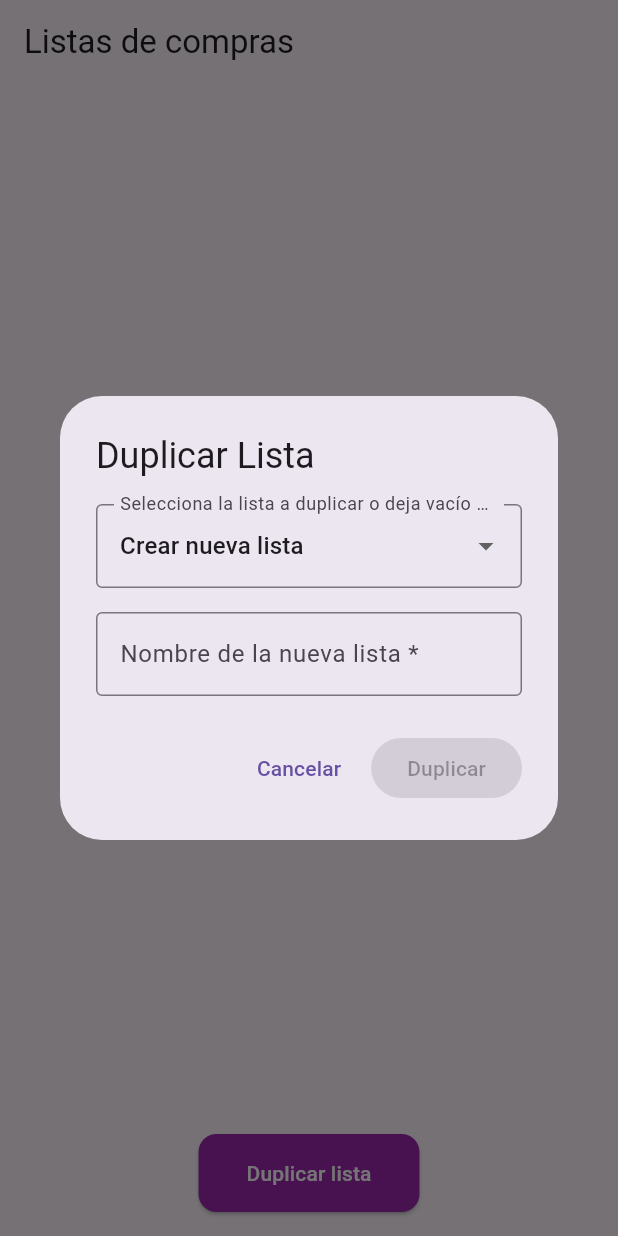
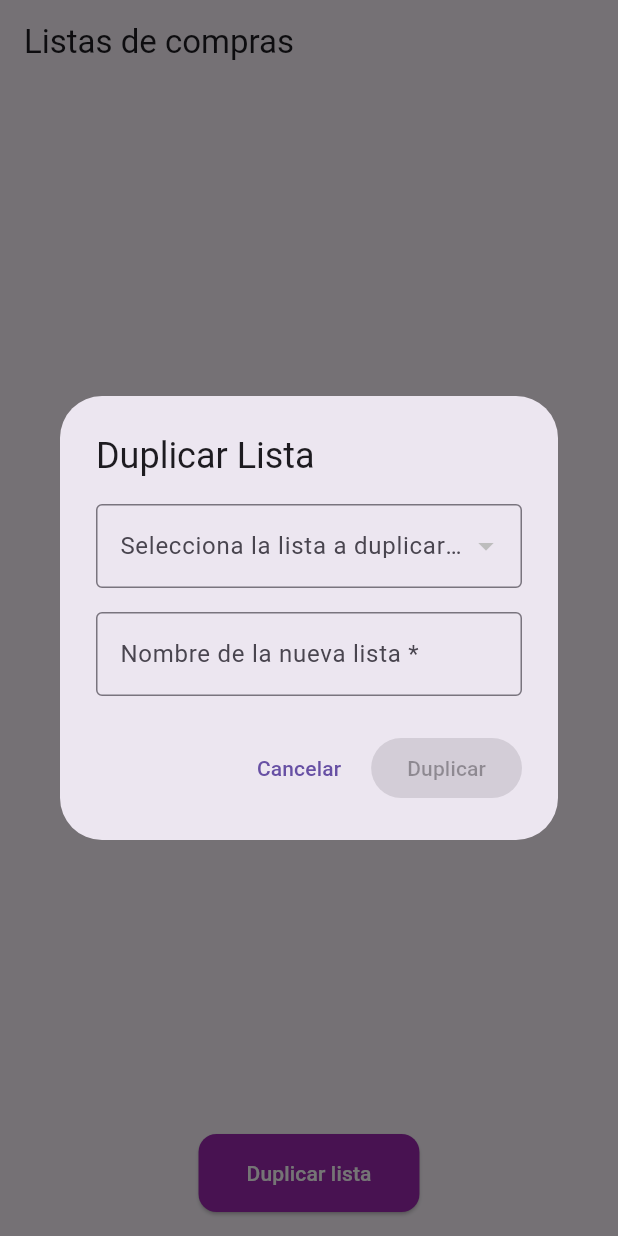
Before and after one commit to surullisuus/trabajo, a Flutter app: the screen it shows after launch, after a tap on "Duplicar lista", on a phone screen of 412 x 824 dp. Run offline on Flutter 3.47's test engine with Material 3 defaults, Android fonts, the phone set to English and light mode, and no system bars; our stand-ins replace cloud_firestore, firebase_core; accounts and stored records are empty.

Commit message:
fix: se la IU cuando se crea una nueva lista

```diff
--- a/lib/Pages/DuplicarLista.dart
+++ b/lib/Pages/DuplicarLista.dart
@@ -3,7 +3,7 @@ import 'package:cloud_firestore/cloud_firestore.dart';
 
 class DuplicarListaForm extends StatefulWidget {
   final String listaActual;
-  final String? idListaSeleccionada; // Nuevo campo para el ID de la lista seleccionada
+  final String? idListaSeleccionada;
 
   DuplicarListaForm({required this.listaActual, this.idListaSeleccionada});
 
@@ -15,7 +15,7 @@ class _DuplicarListaFormState extends State<DuplicarListaForm> {
   String nuevoNombreLista = '';
   String? listaSeleccionada;
   List<String> listasFromDatabase = [];
-  bool isButtonEnabled = false; // Variable para habilitar/deshabilitar el botón de duplicar
+  bool isButtonEnabled = false;
 
   @override
   void initState() {
@@ -26,7 +26,7 @@ class _DuplicarListaFormState extends State<DuplicarListaForm> {
   void cargarListasDesdeBaseDeDatos() async {
     try {
       QuerySnapshot querySnapshot =
-          await FirebaseFirestore.instance.collection('Listas').get(); // Cambiar a 'Listas'
+          await FirebaseFirestore.instance.collection('Listas').get();
       List<String> nombresListas = [];
       querySnapshot.docs.forEach((doc) {
         nombresListas.add(doc['nombre']);
@@ -36,39 +36,28 @@ class _DuplicarListaFormState extends State<DuplicarListaForm> {
       });
     } catch (e) {
       print('Error al cargar las listas desde la base de datos: $e');
-      // Manejar el error según sea necesario
     }
   }
 
   void duplicarLista(String? listaSeleccionada, String nuevoNombreLista) async {
     try {
       if (listaSeleccionada != null) {
-        // Generar un ID único para la nueva lista
-        String nuevaListaId = FirebaseFirestore.instance.collection('Listas').doc().id; // Cambiar a 'Listas'
-
-        // Obtener la fecha y hora actual del sistema
+        String nuevaListaId = FirebaseFirestore.instance.collection('Listas').doc().id;
         Timestamp fechaRegistro = Timestamp.now();
 
-        // Crear un nuevo documento para la nueva lista con el ID generado y la fecha de registro
-        await FirebaseFirestore.instance.collection('Listas').doc(nuevaListaId).set({ // Cambiar a 'Listas'
+        await FirebaseFirestore.instance.collection('Listas').doc(nuevaListaId).set({
           'id': nuevaListaId,
           'nombre': nuevoNombreLista,
-          'fechaRegistro': fechaRegistro, // Agregar el campo FechaRegistro
-          // Otros campos necesarios para tu aplicación
+          'fechaRegistro': fechaRegistro,
         });
 
-        // Opcional: Puedes imprimir un mensaje de éxito
-        print('Nueva lista creada en Firestore: $nuevoNombreLista con ID: $nuevaListaId');
-
-        // Opcional: Puedes cerrar el diálogo y pasar el nombre de la lista creada
-        Navigator.pop(context, nuevoNombreLista);
+        Navigator.pop(context, nuevoNombreLista); // Devolver el nombre de la lista creada
       } else {
-        // Si listaSeleccionada es null, significa que se está creando una lista completamente nueva
-        // Aquí puedes implementar la lógica para crear una lista nueva sin duplicar
+        // Lógica para crear una lista nueva sin duplicar
+        Navigator.pop(context, nuevoNombreLista); // Devolver el nombre de la lista creada
       }
     } catch (e) {
       print('Error al crear la nueva lista: $e');
-      // Manejar el error según sea necesario
     }
   }
 
@@ -78,7 +67,7 @@ class _DuplicarListaFormState extends State<DuplicarListaForm> {
       title: Text('Duplicar Lista'),
       content: SingleChildScrollView(
         child: Container(
-          width: MediaQuery.of(context).size.width * 0.8, // Ajustar el ancho del contenido
+          width: MediaQuery.of(context).size.width * 0.8,
           child: Column(
             mainAxisSize: MainAxisSize.min,
             children: <Widget>[
@@ -87,14 +76,13 @@ class _DuplicarListaFormState extends State<DuplicarListaForm> {
                 onChanged: (String? newValue) {
                   setState(() {
                     listaSeleccionada = newValue;
-                    // Verificar si la selección es válida para habilitar el botón de duplicar
-                    isButtonEnabled = true; // Siempre habilitar el botón de duplicar cuando hay un cambio en el dropdown
+                    isButtonEnabled = true;
                   });
                 },
-                items: [...listasFromDatabase, null].map((String? lista) {
+                items: listasFromDatabase.map((String lista) {
                   return DropdownMenuItem<String>(
                     value: lista,
-                    child: Text(lista ?? 'Crear nueva lista'),
+                    child: Text(lista),
                   );
                 }).toList(),
                 decoration: InputDecoration(
@@ -107,7 +95,6 @@ class _DuplicarListaFormState extends State<DuplicarListaForm> {
                 onChanged: (value) {
                   setState(() {
                     nuevoNombreLista = value;
-                    // Verificar si la entrada del nombre de lista es válida para habilitar el botón de duplicar
                     isButtonEnabled = listaSeleccionada != null || nuevoNombreLista.isNotEmpty;
                   });
                 },
@@ -130,9 +117,9 @@ class _DuplicarListaFormState extends State<DuplicarListaForm> {
         ElevatedButton(
           onPressed: isButtonEnabled
               ? () {
-                  duplicarLista(widget.idListaSeleccionada, nuevoNombreLista); // Pasa el ID de la lista seleccionada
+                  duplicarLista(widget.idListaSeleccionada, nuevoNombreLista);
                 }
-              : null, // Deshabilitar el botón si no se cumple la condición
+              : null,
           child: Text('Duplicar'),
         ),
       ],
--- a/lib/main.dart
+++ b/lib/main.dart
@@ -75,22 +75,19 @@ class _ListaScreenState extends State<ListaScreen> {
 
   // Función para mostrar el formulario de duplicar lista
 void mostrarFormularioDuplicarLista() async {
-
   String? nuevoNombreLista = await showDialog<String>(
     context: context,
     builder: (BuildContext context) {
       return DuplicarListaForm(
-        listaActual: listas.isNotEmpty ? listas[0] : '', // Puedes ajustar esto según la lógica que necesites
-        idListaSeleccionada: idListas.isNotEmpty ? idListas[0] : null, // Pasar el ID de la lista seleccionada
+        listaActual: listas.isNotEmpty ? listas[0] : '',
+        idListaSeleccionada: idListas.isNotEmpty ? idListas[0] : null,
       );
     },
   );
 
-  // Aquí puedes manejar el resultado si es necesario
   if (nuevoNombreLista != null) {
-    // Aquí podrías agregar la nueva lista con el nombre recibido
     setState(() {
-      listas.add(nuevoNombreLista);
+      listas.add(nuevoNombreLista); // Agregar la nueva lista
       idListas.add("nuevoID"); // Deberías ajustar cómo generas el nuevo ID
     });
   }
```
